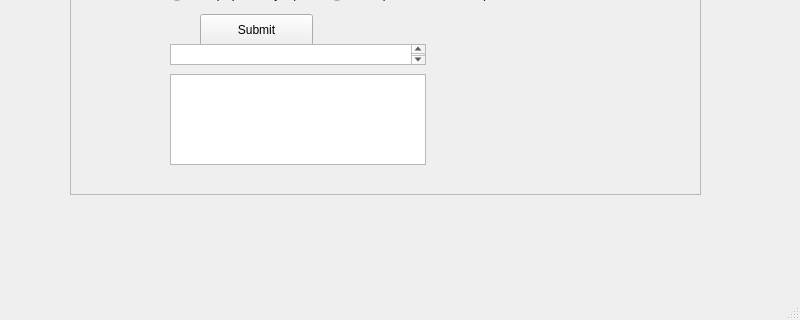
The window that gui.ui (SarahNakamura/CIST1620_FinalProject_2) describes before a commit, drawn with Qt 5; both pictures show x 0 to 800 and y 496 to 816 of the 800 by 816 pixel window.
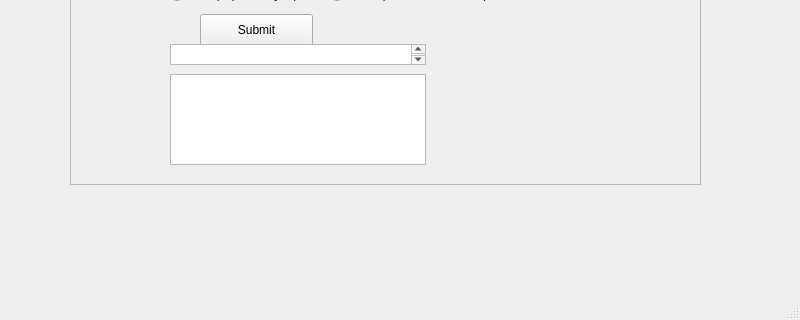
The same window after the commit.

The edit to the form file:
```diff
--- a/gui.ui
+++ b/gui.ui
@@ -390,7 +390,7 @@
       <x>70</x>
       <y>330</y>
       <width>631</width>
-      <height>361</height>
+      <height>351</height>
      </rect>
     </property>
     <property name="frameShape">
```
